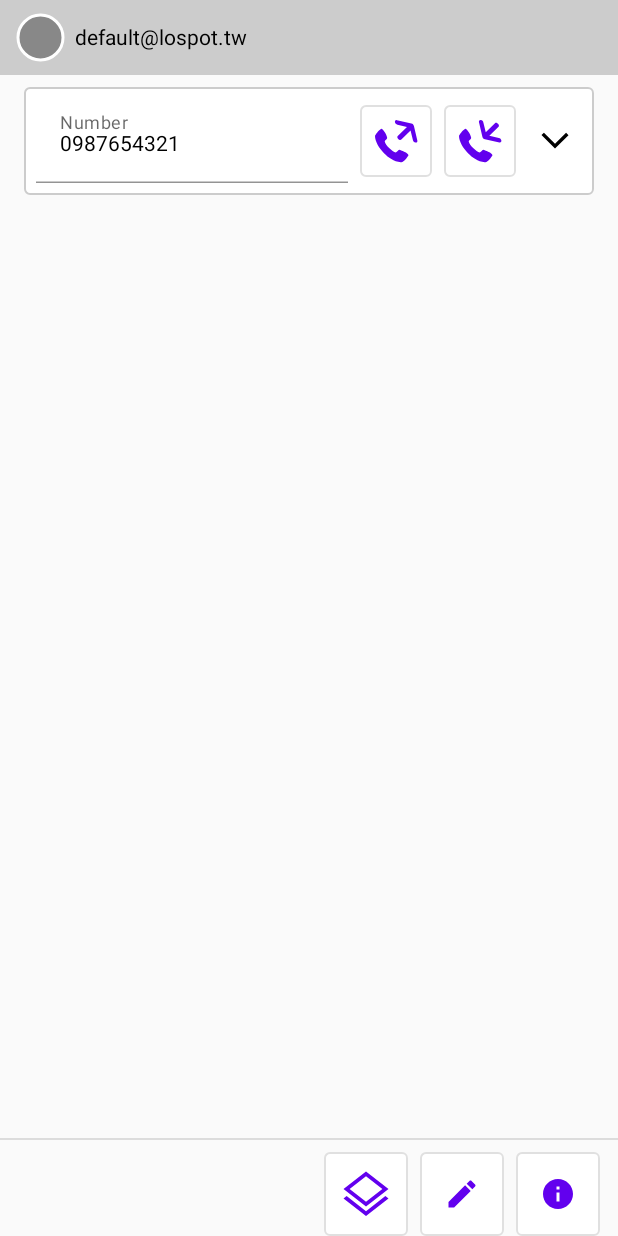
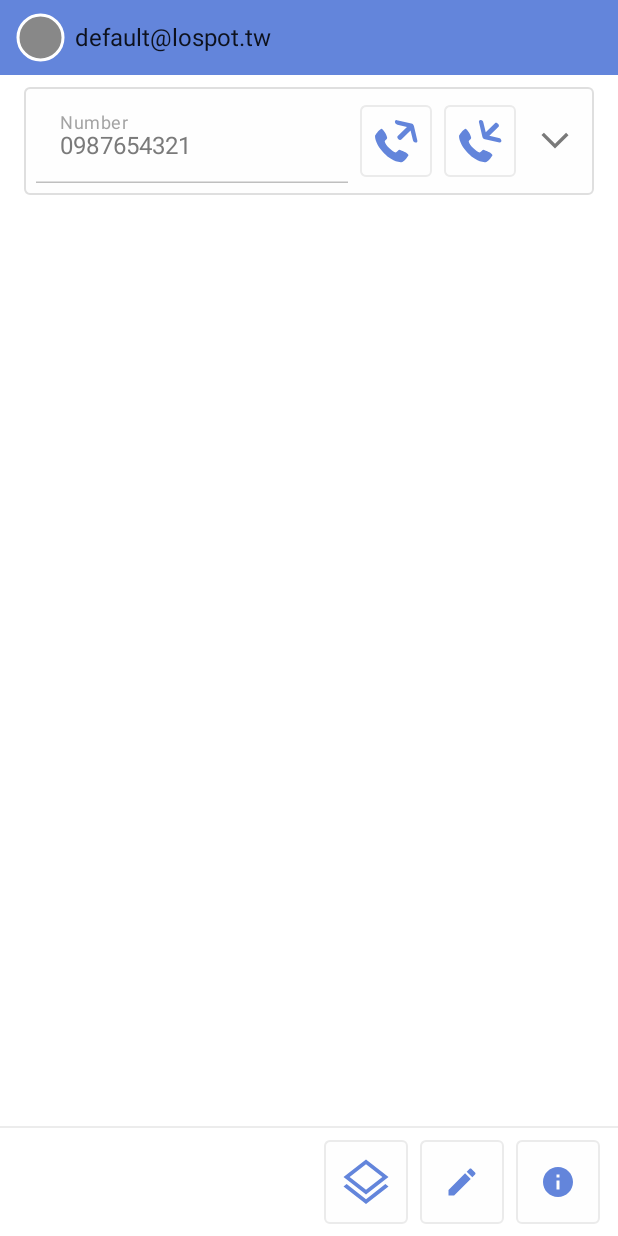
Before and after one commit to kinabcd/android-VirtualCall, an Android app built with Jetpack Compose: the screen it shows after launch (InCallActivity), on a phone screen of 412 x 824 dp. Run offline under Robolectric (Android 15) with nearby library versions, the phone set to English and light mode, and no system bars; 1 statement that could not run was skipped.

Commit message:
dark theme

```diff
--- a/app/src/main/AndroidManifest.xml
+++ b/app/src/main/AndroidManifest.xml
@@ -23,7 +23,7 @@
         android:icon="@mipmap/ic_launcher"
         android:label="@string/title_in_call_manager"
         android:supportsRtl="true"
-        android:theme="@style/Theme.Toolkit"
+        android:theme="@style/Theme.Toolkit.NoActionBar"
         tools:ignore="GoogleAppIndexingWarning">
         <service
             android:name=".connection.ConnectionService"
@@ -39,7 +39,7 @@
             android:name=".InCallActivity"
             android:label="@string/title_in_call_manager"
             android:resizeableActivity="true"
-            android:theme="@style/Theme.Toolkit"
+            android:theme="@style/Theme.Toolkit.NoActionBar"
             android:exported="true">
             <intent-filter>
                 <action android:name="android.telecom.action.CONFIGURE_PHONE_ACCOUNT" />
@@ -57,7 +57,7 @@
             android:allowEmbedded="true"
             android:documentLaunchMode="always"
             android:resizeableActivity="true"
-            android:theme="@style/Theme.Toolkit"
+            android:theme="@style/Theme.Toolkit.NoActionBar"
             android:exported="false">
             <intent-filter>
                 <action android:name="tw.lospot.kin.call.BubbleContent" />
--- a/app/src/main/java/tw/lospot/kin/call/InCallActivity.kt
+++ b/app/src/main/java/tw/lospot/kin/call/InCallActivity.kt
@@ -3,8 +3,20 @@ package tw.lospot.kin.call
 import android.os.Bundle
 import androidx.activity.ComponentActivity
 import androidx.activity.compose.setContent
+import androidx.compose.foundation.layout.fillMaxSize
+import androidx.compose.material.MaterialTheme
+import androidx.compose.material.Surface
+import androidx.compose.material.primarySurface
+import androidx.compose.runtime.SideEffect
+import androidx.compose.runtime.getValue
+import androidx.compose.runtime.remember
+import androidx.compose.runtime.rememberUpdatedState
+import androidx.compose.ui.Modifier
+import androidx.compose.ui.graphics.toArgb
+import androidx.core.view.WindowInsetsControllerCompat
 import androidx.navigation.compose.rememberNavController
 import tw.lospot.kin.call.navigation.SetupNavGraph
+import tw.lospot.kin.call.ui.theme.ToolkitTheme
 
 class InCallActivity : ComponentActivity() {
 
@@ -12,7 +24,25 @@ class InCallActivity : ComponentActivity() {
         super.onCreate(savedInstanceState)
         setContent {
             val navController = rememberNavController()
-            SetupNavGraph(navController)
+            ToolkitTheme {
+                val colors by rememberUpdatedState(MaterialTheme.colors)
+                val windowInsetsController =
+                    remember { WindowInsetsControllerCompat(window, window.peekDecorView()) }
+                SideEffect {
+                    window.statusBarColor = colors.primarySurface.toArgb()
+                    window.navigationBarColor = colors.background.toArgb()
+                    windowInsetsController.apply {
+                        isAppearanceLightStatusBars = colors.isLight
+                        isAppearanceLightNavigationBars = colors.isLight
+                    }
+                }
+                Surface(
+                    color = MaterialTheme.colors.background,
+                    modifier = Modifier.fillMaxSize()
+                ) {
+                    SetupNavGraph(navController)
+                }
+            }
         }
     }
 }
--- a/app/src/main/java/tw/lospot/kin/call/screens/MainMenuScreen.kt
+++ b/app/src/main/java/tw/lospot/kin/call/screens/MainMenuScreen.kt
@@ -7,11 +7,15 @@ import androidx.activity.compose.rememberLauncherForActivityResult
 import androidx.activity.result.contract.ActivityResultContracts
 import androidx.compose.foundation.layout.*
 import androidx.compose.foundation.lazy.LazyColumn
-import androidx.compose.foundation.rememberScrollState
-import androidx.compose.foundation.verticalScroll
-import androidx.compose.material.*
+import androidx.compose.foundation.lazy.items
+import androidx.compose.material.Divider
+import androidx.compose.material.OutlinedTextField
+import androidx.compose.material.Text
 import androidx.compose.material.icons.Icons
-import androidx.compose.material.icons.filled.*
+import androidx.compose.material.icons.filled.Add
+import androidx.compose.material.icons.filled.Done
+import androidx.compose.material.icons.filled.Edit
+import androidx.compose.material.icons.filled.Info
 import androidx.compose.runtime.*
 import androidx.compose.ui.Alignment
 import androidx.compose.ui.Modifier
@@ -49,29 +53,9 @@ fun MainMenuScreen(navController: NavController) {
 
     var isEditing by remember { mutableStateOf(false) }
     Column(modifier = Modifier.fillMaxSize()) {
-        Column(
-            modifier = Modifier
-                .weight(1f)
-                .verticalScroll(rememberScrollState()),
-        ) {
-            controller.accounts.forEach { account ->
-                AccountInfo(account)
-                if (!isEditing) {
-                    account.calls.forEach { CallInfo(call = it) }
-                    AccountAddCallAction(account)
-                } else {
-                    AccountEditAction(account)
-                }
-                if (isEditing || account != controller.accounts.lastOrNull()) {
-                    Divider(modifier = Modifier.padding(12.dp))
-                }
-            }
-            if (isEditing) {
-                NewAccountPanel()
-            }
-        }
-        Divider(modifier = Modifier.padding(vertical = 8.dp))
-        Row(Modifier.padding(horizontal = 12.dp)) {
+        AccountList(controller.accounts, modifier = Modifier.weight(1f), isEditing)
+        Divider()
+        Row(Modifier.padding(horizontal = 12.dp, vertical = 8.dp)) {
             Spacer(modifier = Modifier.weight(1f))
             IconButton(
                 painter = painterResource(R.drawable.ic_layers),
@@ -109,6 +93,34 @@ fun MainMenuScreen(navController: NavController) {
 }
 
 @Composable
+fun AccountList(
+    accounts: MutableList<InCallController.PhoneAccount>,
+    modifier: Modifier = Modifier,
+    isEditing :Boolean = false,
+) {
+    LazyColumn(modifier = modifier) {
+        accounts.forEach { account ->
+            item(key = account.id) { AccountInfo(account) }
+            if (!isEditing) {
+                items(account.calls, key = { it.id }) { CallInfo(call = it) }
+                item { AccountAddCallAction(account) }
+            } else {
+                item { AccountEditAction(account) }
+            }
+            item { Spacer(modifier = Modifier.padding(bottom = 8.dp)) }
+        }
+        if (isEditing) {
+            if (accounts.isNotEmpty()) item {
+                Divider(modifier = Modifier.padding(start = 12.dp, end = 12.dp))
+            }
+
+            item { NewAccountPanel() }
+            item { Spacer(modifier = Modifier.padding(bottom = 8.dp)) }
+        }
+    }
+}
+
+@Composable
 fun NewAccountPanel() {
     Row(
         modifier = Modifier.padding(horizontal = 12.dp)
--- a/app/src/main/java/tw/lospot/kin/call/ui/AccountInfo.kt
+++ b/app/src/main/java/tw/lospot/kin/call/ui/AccountInfo.kt
@@ -45,7 +45,7 @@ fun AccountInfo(account: InCallController.PhoneAccount) {
         modifier = Modifier
             .height(50.dp)
             .fillMaxWidth()
-            .background(Color.LightGray)
+            .background(MaterialTheme.colors.primarySurface)
             .padding(horizontal = 12.dp)
     ) {
         Canvas(
--- a/app/src/main/java/tw/lospot/kin/call/ui/theme/Theme.kt
+++ b/app/src/main/java/tw/lospot/kin/call/ui/theme/Theme.kt
@@ -13,8 +13,8 @@ import androidx.compose.ui.unit.dp
 import tw.lospot.kin.call.ui.PageContent
 
 private val DarkColorPalette = darkColors(
-    primary = Color(0xFF213361),
-    primaryVariant = Color(0xFF000088.toInt()),
+    primary = Color(0xFF6385db),
+    primaryVariant = Color(0xFF202f57),
     onPrimary = Color(0xFFB4B4B4),
     secondary = Color(0xFF2B73CC),
     secondaryVariant = Color(0xFF2B73CC),
@@ -25,7 +25,7 @@ private val DarkColorPalette = darkColors(
 )
 
 private val LightColorPalette = lightColors(
-    primary = Color(0xFFEAF3FF),
+    primary = Color(0xFF6385db),
     primaryVariant = Color(0xFF4783FC),
     onPrimary = Color(0xFF0F1014),
     secondary = Color(0xFF358FFC),
--- a/app/src/main/res/values/styles.xml
+++ b/app/src/main/res/values/styles.xml
@@ -1,17 +1,13 @@
 <resources>
 
     <!-- Base application theme. -->
-    <style name="Theme.Toolkit" parent="android:Theme.Material.Light">
+    <style name="Theme.Toolkit" parent="android:Theme.Material">
+    </style>
+
+    <style name="Theme.Toolkit.NoActionBar">
         <item name="android:windowActionBar">false</item>
         <item name="android:windowNoTitle">true</item>
-        <item name="android:toolbarStyle">@style/Widget.Toolkit.Toolbar</item>
-        <item name="android:windowDrawsSystemBarBackgrounds">true</item>
-        <item name="android:statusBarColor">@android:color/transparent</item>
-        <item name="android:windowLightStatusBar">true</item>
-        <item name="android:windowAnimationStyle">@null</item>
-    </style>
-
-    <style name="Widget.Toolkit.Toolbar" parent="android:Widget.Toolbar">
+        <item name="android:windowBackground">@null</item>
     </style>
 
 </resources>
```
Also changed, not shown: app/src/main/java/tw/lospot/kin/call/notification/BubbleActivity.kt (+13 -1 lines).
